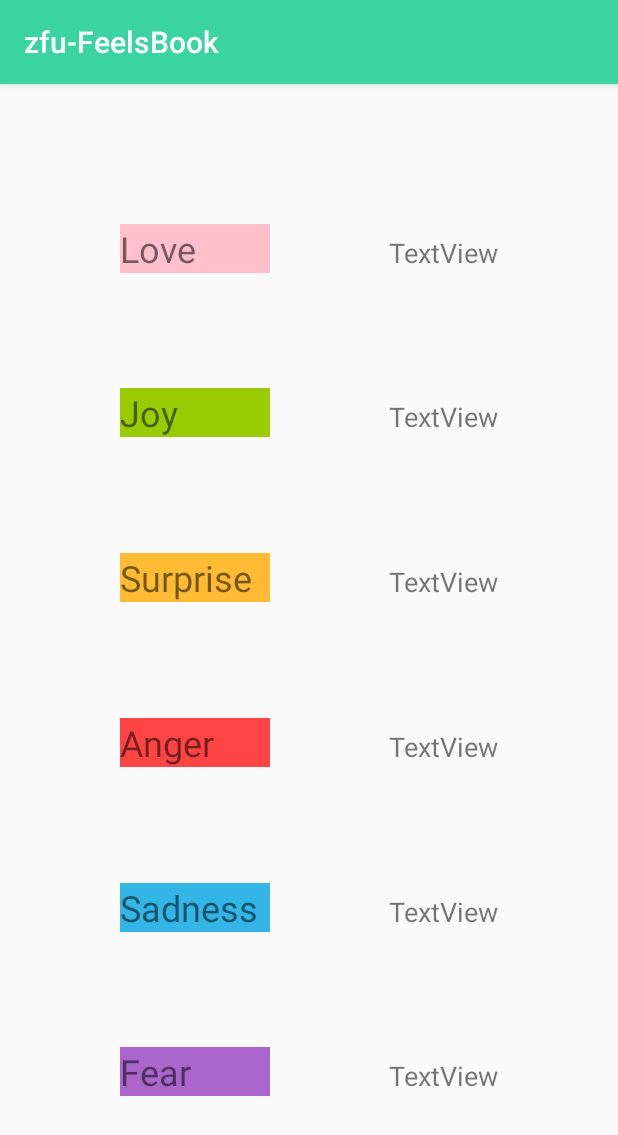
After one commit to Akazfu/zfu-FeelsBook, an Android app: the CountActivity screen opened directly, with no data from a screen before it, on a phone screen of 412 x 824 dp. The commit adds this screen. Shown: the top 1135 px of the screen. Run offline under Robolectric (Android 15) with nearby library versions, the phone set to English and light mode, and no system bars; 3 statements that could not run were skipped.

Commit message:
made changes

```diff
--- a/app/src/main/AndroidManifest.xml
+++ b/app/src/main/AndroidManifest.xml
@@ -17,7 +17,8 @@
             </intent-filter>
         </activity>
         <activity android:name=".EditActivity" />
-        <activity android:name=".RecordActivity"></activity>
+        <activity android:name=".RecordActivity" />
+        <activity android:name=".CountActivity"></activity>
     </application>
 
 </manifest>
--- a/app/src/main/java/feelsbook/cs/ualberta/ca/zfu_feelsbook/Count.java
+++ b/app/src/main/java/feelsbook/cs/ualberta/ca/zfu_feelsbook/Count.java
@@ -3,11 +3,11 @@ package feelsbook.cs.ualberta.ca.zfu_feelsbook;
 public class Count {
     public int count = 0;
 
-    //Count methods.
     public int getCount() {
         return this.count;
     }
+
     public void resetCount(){ this.count = 0; }
-    public void increaseCount(){ this.count++; }
-    public void decreaseCoung() { this.count--; }
+    public void plusCount(){ this.count++; }
+    public void minusCoung() { this.count--; }
 }
--- /dev/null
+++ b/app/src/main/java/feelsbook/cs/ualberta/ca/zfu_feelsbook/CountActivity.java
@@ -0,0 +1,67 @@
+package feelsbook.cs.ualberta.ca.zfu_feelsbook;
+
+import android.support.v7.app.AppCompatActivity;
+import android.os.Bundle;
+import android.widget.TextView;
+
+import java.util.ArrayList;
+import java.util.Collections;
+import java.util.Map;
+
+public class CountActivity extends AppCompatActivity {
+    TextView Joy;
+    TextView Love;
+    TextView Surprise;
+    TextView Anger;
+    TextView Sad;
+    TextView Fear;
+    ArrayList<TextView> emotions;
+    ArrayList<String> emotionText;
+    Map emotionMap;
+
+
+
+    @Override
+    protected void onCreate(Bundle savedInstanceState) {
+        super.onCreate(savedInstanceState);
+
+        setContentView(R.layout.activity_count);
+        Joy = (TextView) findViewById(R.id.count_joy);
+        Love = (TextView) findViewById(R.id.count_love);
+        Surprise = (TextView) findViewById(R.id.count_surprise);
+        Anger = (TextView) findViewById(R.id.count_anger);
+        Sad = (TextView) findViewById(R.id.count_sadness);
+        Fear = (TextView) findViewById(R.id.count_fear);
+
+        emotions = new ArrayList<TextView>();
+        emotionText = new ArrayList<String>();
+
+        emotions.add(Joy);
+        emotions.add(Love);
+        emotions.add(Surprise);
+        emotions.add(Anger);
+        emotions.add(Sad);
+        emotions.add(Fear);
+        emotionText.add("Joy");
+        emotionText.add("Love");
+        emotionText.add("Surprise");
+        emotionText.add("Anger");
+        emotionText.add("Sadness");
+        emotionText.add("Fear");
+
+
+        emotionMap = (Map) RecordController.getRecord();
+
+        int i;
+        for (i = 0; i < 6; i++){
+            if (emotionMap.get(emotionText.get(i)) == null) {
+                emotions.get(i).setText(String.valueOf(0));
+            } else {
+                String emotionName = emotionText.get(i);
+                emotions.get(i).setText(String.valueOf((int) emotionMap.get(emotionName)));
+            }
+        }
+
+
+    }
+}
--- /dev/null
+++ b/app/src/main/java/feelsbook/cs/ualberta/ca/zfu_feelsbook/Listener.java
@@ -0,0 +1,5 @@
+package feelsbook.cs.ualberta.ca.zfu_feelsbook;
+
+public interface Listener {
+    public void update();
+}
--- a/app/src/main/java/feelsbook/cs/ualberta/ca/zfu_feelsbook/RecordController.java
+++ b/app/src/main/java/feelsbook/cs/ualberta/ca/zfu_feelsbook/RecordController.java
@@ -2,6 +2,7 @@ package feelsbook.cs.ualberta.ca.zfu_feelsbook;
 
 public class RecordController {
     private static Record record = null;
+
     static public Record getRecord() {
         if (record == null) {
             record = new Record();
@@ -12,13 +13,8 @@ public class RecordController {
     public void addEmotion(Emotion emotion) {
         getRecord().addEmotion(emotion);
     }
-    public void clearEmotion() {
-        getRecord().clearEmotion();
-    }
 
     /*public Emotion chooseEmotion(int index) throws EmptyRecordException {
         return getRecord().chooseEmotion(index);
     }*/
-
-
 }
--- /dev/null
+++ b/app/src/main/res/layout/activity_count.xml
@@ -0,0 +1,153 @@
+<?xml version="1.0" encoding="utf-8"?>
+<android.support.constraint.ConstraintLayout xmlns:android="http://schemas.android.com/apk/res/android"
+    xmlns:app="http://schemas.android.com/apk/res-auto"
+    xmlns:tools="http://schemas.android.com/tools"
+    android:layout_width="match_parent"
+    android:layout_height="match_parent">
+
+    <TextView
+        android:id="@+id/textView"
+        android:layout_width="100dp"
+        android:layout_height="wrap_content"
+        android:layout_marginTop="16dp"
+        android:background="#FFC0CB"
+        android:text="@string/Love"
+        android:textSize="24sp"
+        app:layout_constraintBottom_toTopOf="@+id/textView2"
+        app:layout_constraintEnd_toStartOf="@+id/count_love"
+        app:layout_constraintHorizontal_bias="0.5"
+        app:layout_constraintStart_toStartOf="parent"
+        app:layout_constraintTop_toTopOf="parent" />
+
+    <TextView
+        android:id="@+id/textView2"
+        android:layout_width="100dp"
+        android:layout_height="wrap_content"
+        android:background="@android:color/holo_green_light"
+        android:text="@string/Joy"
+        android:textSize="24sp"
+        app:layout_constraintBottom_toTopOf="@+id/textView4"
+        app:layout_constraintEnd_toStartOf="@+id/count_joy"
+        app:layout_constraintHorizontal_bias="0.5"
+        app:layout_constraintStart_toStartOf="parent"
+        app:layout_constraintTop_toBottomOf="@+id/textView" />
+
+    <TextView
+        android:id="@+id/textView3"
+        android:layout_width="100dp"
+        android:layout_height="wrap_content"
+        android:background="@android:color/holo_red_light"
+        android:text="@string/Anger"
+        android:textSize="24sp"
+        app:layout_constraintBottom_toTopOf="@+id/textView5"
+        app:layout_constraintEnd_toStartOf="@+id/count_anger"
+        app:layout_constraintHorizontal_bias="0.5"
+        app:layout_constraintStart_toStartOf="parent"
+        app:layout_constraintTop_toBottomOf="@+id/textView4" />
+
+    <TextView
+        android:id="@+id/textView4"
+        android:layout_width="100dp"
+        android:layout_height="wrap_content"
+        android:background="@android:color/holo_orange_light"
+        android:text="@string/Surprise"
+        android:textSize="24sp"
+        app:layout_constraintBottom_toTopOf="@+id/textView3"
+        app:layout_constraintEnd_toStartOf="@+id/count_surprise"
+        app:layout_constraintHorizontal_bias="0.5"
+        app:layout_constraintStart_toStartOf="parent"
+        app:layout_constraintTop_toBottomOf="@+id/textView2" />
+
+    <TextView
+        android:id="@+id/textView5"
+        android:layout_width="100dp"
+        android:layout_height="wrap_content"
+        android:background="@android:color/holo_blue_light"
+        android:text="@string/Sadness"
+        android:textSize="24sp"
+        app:layout_constraintBottom_toTopOf="@+id/textView6"
+        app:layout_constraintEnd_toStartOf="@+id/count_sadness"
+        app:layout_constraintHorizontal_bias="0.5"
+        app:layout_constraintStart_toStartOf="parent"
+        app:layout_constraintTop_toBottomOf="@+id/textView3" />
+
+    <TextView
+        android:id="@+id/textView6"
+        android:layout_width="100dp"
+        android:layout_height="wrap_content"
+        android:layout_marginBottom="16dp"
+        android:background="@android:color/holo_purple"
+        android:text="@string/Fear"
+        android:textSize="24sp"
+        app:layout_constraintBottom_toBottomOf="parent"
+        app:layout_constraintEnd_toStartOf="@+id/count_fear"
+        app:layout_constraintHorizontal_bias="0.5"
+        app:layout_constraintStart_toStartOf="parent"
+        app:layout_constraintTop_toBottomOf="@+id/textView5" />
+
+    <TextView
+        android:id="@+id/count_love"
+        android:layout_width="wrap_content"
+        android:layout_height="wrap_content"
+        android:text="TextView"
+        android:textSize="18sp"
+        app:layout_constraintBaseline_toBaselineOf="@+id/textView"
+        app:layout_constraintEnd_toEndOf="parent"
+        app:layout_constraintHorizontal_bias="0.5"
+        app:layout_constraintStart_toEndOf="@+id/textView" />
+
+    <TextView
+        android:id="@+id/count_joy"
+        android:layout_width="wrap_content"
+        android:layout_height="wrap_content"
+        android:text="TextView"
+        android:textSize="18sp"
+        app:layout_constraintBaseline_toBaselineOf="@+id/textView2"
+        app:layout_constraintEnd_toEndOf="parent"
+        app:layout_constraintHorizontal_bias="0.5"
+        app:layout_constraintStart_toEndOf="@+id/textView2" />
+
+    <TextView
+        android:id="@+id/count_surprise"
+        android:layout_width="wrap_content"
+        android:layout_height="wrap_content"
+        android:text="TextView"
+        android:textSize="18sp"
+        app:layout_constraintBaseline_toBaselineOf="@+id/textView4"
+        app:layout_constraintEnd_toEndOf="parent"
+        app:layout_constraintHorizontal_bias="0.5"
+        app:layout_constraintStart_toEndOf="@+id/textView4" />
+
+    <TextView
+        android:id="@+id/count_fear"
+        android:layout_width="wrap_content"
+        android:layout_height="wrap_content"
+        android:text="TextView"
+        android:textSize="18sp"
+        app:layout_constraintBaseline_toBaselineOf="@+id/textView6"
+        app:layout_constraintEnd_toEndOf="parent"
+        app:layout_constraintHorizontal_bias="0.5"
+        app:layout_constraintStart_toEndOf="@+id/textView6" />
+
+    <TextView
+        android:id="@+id/count_sadness"
+        android:layout_width="wrap_content"
+        android:layout_height="wrap_content"
+        android:text="TextView"
+        android:textSize="18sp"
+        app:layout_constraintBaseline_toBaselineOf="@+id/textView5"
+        app:layout_constraintEnd_toEndOf="parent"
+        app:layout_constraintHorizontal_bias="0.5"
+        app:layout_constraintStart_toEndOf="@+id/textView5" />
+
+    <TextView
+        android:id="@+id/count_anger"
+        android:layout_width="wrap_content"
+        android:layout_height="wrap_content"
+        android:text="TextView"
+        android:textSize="18sp"
+        app:layout_constraintBaseline_toBaselineOf="@+id/textView3"
+        app:layout_constraintEnd_toEndOf="parent"
+        app:layout_constraintHorizontal_bias="0.5"
+        app:layout_constraintStart_toEndOf="@+id/textView3" />
+</android.support.constraint.ConstraintLayout>
--- a/app/src/main/res/values/strings.xml
+++ b/app/src/main/res/values/strings.xml
@@ -8,7 +8,7 @@
     <string name="Sadness">Sadness</string>
     <string name="Fear">Fear</string>
 
-    <string name="Records">Checkout Records</string>
+    <string name="Records">Records</string>
     <string name="Comment1">Leave some Comments? (optional)</string>
     <string name="Edit">Edit</string>
     <string name="Clear">Clear</string>
@@ -19,4 +19,5 @@
     <string name="Input">Input the changes.</string>
     <string name="Save">Save</string>
     <string name="Delete">Delete</string>
+    <string name="Count">Count</string>
 </resources>
```
Also changed, not shown: app/src/main/java/feelsbook/cs/ualberta/ca/zfu_feelsbook/Emotion.java (+2 -7 lines), app/src/main/java/feelsbook/cs/ualberta/ca/zfu_feelsbook/MainActivity.java (+13 -0 lines), app/src/main/java/feelsbook/cs/ualberta/ca/zfu_feelsbook/Record.java (+6 -10 lines), app/src/main/java/feelsbook/cs/ualberta/ca/zfu_feelsbook/RecordActivity.java (+3 -5 lines), app/src/main/res/layout/activity_main.xml (+20 -5 lines), app/src/main/res/layout/activity_record.xml (+10 -23 lines), app/src/main/res/layout/list_view.xml (deleted, +0 -7 lines).
